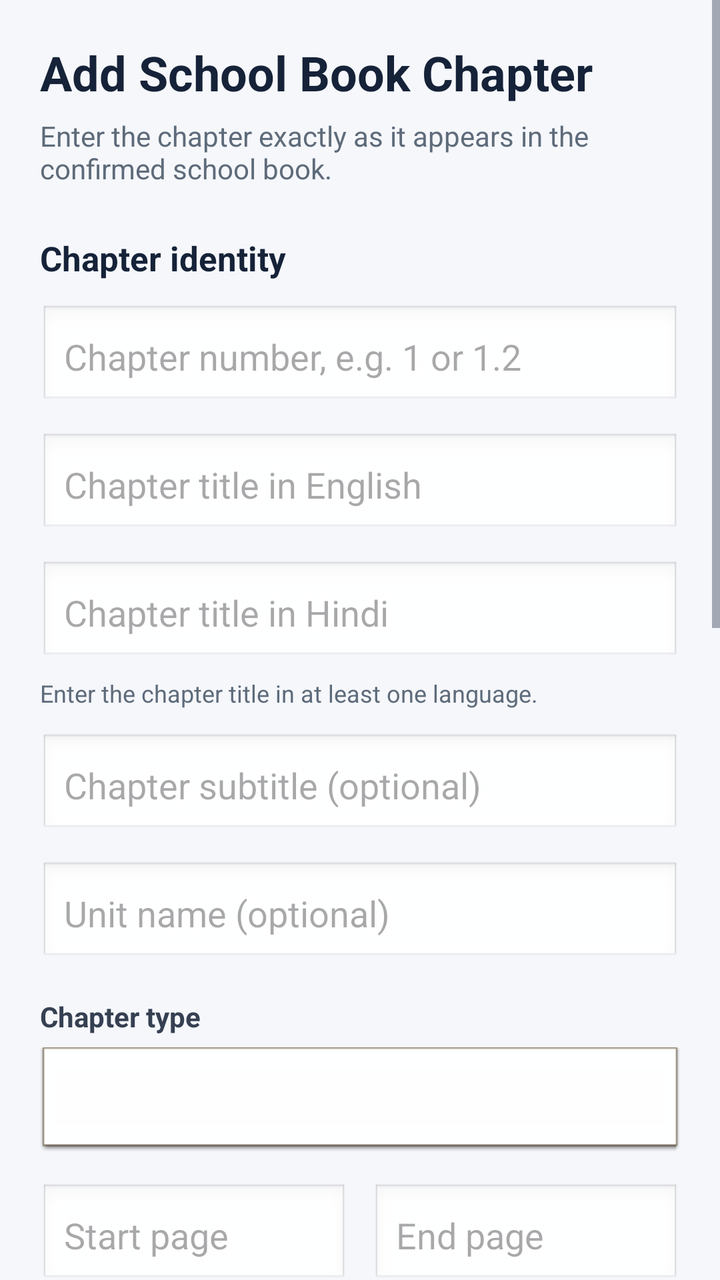
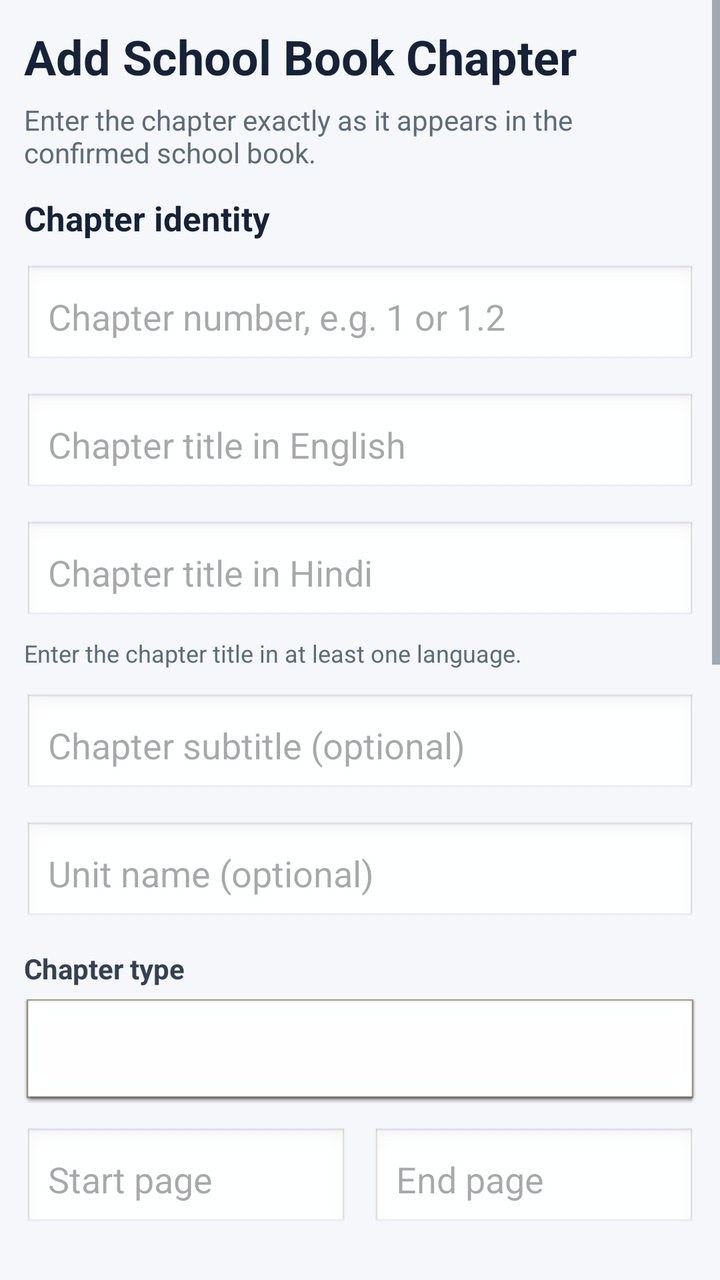

The first picture is an Android layout as it rendered before a commit; the second is the same layout after the commit. The layout source and the unified diff follow.
<!-- AndroidManifest.xml: application theme Theme.StudySaathi -->
<!-- res/layout/activity_manual_school_book_chapter.xml -->
<?xml version="1.0" encoding="utf-8"?>
<ScrollView xmlns:android="http://schemas.android.com/apk/res/android"
    android:id="@+id/chapterFormScrollView"
    android:layout_width="match_parent"
    android:layout_height="match_parent"
    android:background="#F5F7FB"
    android:fillViewport="true">

    <LinearLayout
        android:layout_width="match_parent"
        android:layout_height="wrap_content"
        android:orientation="vertical"
        android:paddingStart="20dp"
        android:paddingTop="20dp"
        android:paddingEnd="20dp"
        android:paddingBottom="32dp">

        <TextView
            android:id="@+id/chapterFormTitleTextView"
            android:layout_width="match_parent"
            android:layout_height="wrap_content"
            android:text="Add School Book Chapter"
            android:textColor="#152238"
            android:textSize="24sp"
            android:textStyle="bold" />

        <TextView
            android:id="@+id/chapterFormSubtitleTextView"
            android:layout_width="match_parent"
            android:layout_height="wrap_content"
            android:layout_marginTop="6dp"
            android:text="Enter the chapter exactly as it appears in the confirmed school book."
            android:textColor="#5E6B7A"
            android:textSize="14sp" />

        <ProgressBar
            android:id="@+id/chapterSaveProgressBar"
            style="?android:attr/progressBarStyle"
            android:layout_width="32dp"
            android:layout_height="32dp"
            android:layout_gravity="center_horizontal"
            android:layout_marginTop="16dp"
            android:visibility="gone" />

        <TextView
            android:layout_width="match_parent"
            android:layout_height="wrap_content"
            android:layout_marginTop="24dp"
            android:text="Chapter identity"
            android:textColor="#152238"
            android:textSize="17sp"
            android:textStyle="bold" />

        <EditText
            android:id="@+id/chapterNumberEditText"
            android:layout_width="match_parent"
            android:layout_height="wrap_content"
            android:layout_marginTop="12dp"
            android:background="@android:drawable/edit_text"
            android:hint="Chapter number, e.g. 1 or 1.2"
            android:inputType="text"
            android:maxLength="40"
            android:minHeight="52dp"
            android:padding="12dp"
            android:singleLine="true" />

        <EditText
            android:id="@+id/chapterTitleEnglishEditText"
            android:layout_width="match_parent"
            android:layout_height="wrap_content"
            android:layout_marginTop="12dp"
            android:background="@android:drawable/edit_text"
            android:hint="Chapter title in English"
            android:inputType="textCapSentences"
            android:maxLength="200"
            android:minHeight="52dp"
            android:padding="12dp"
            android:singleLine="true" />

        <EditText
            android:id="@+id/chapterTitleHindiEditText"
            android:layout_width="match_parent"
            android:layout_height="wrap_content"
            android:layout_marginTop="12dp"
            android:background="@android:drawable/edit_text"
            android:hint="Chapter title in Hindi"
            android:inputType="textCapSentences"
            android:maxLength="200"
            android:minHeight="52dp"
            android:padding="12dp"
            android:singleLine="true" />

        <TextView
            android:id="@+id/chapterTitleRequirementTextView"
            android:layout_width="match_parent"
            android:layout_height="wrap_content"
            android:layout_marginTop="6dp"
            android:text="Enter the chapter title in at least one language."
            android:textColor="#5E6B7A"
            android:textSize="12sp" />

        <EditText
            android:id="@+id/chapterSubtitleEditText"
            android:layout_width="match_parent"
            android:layout_height="wrap_content"
            android:layout_marginTop="12dp"
            android:background="@android:drawable/edit_text"
            android:hint="Chapter subtitle (optional)"
            android:inputType="textCapSentences"
            android:maxLength="250"
            android:minHeight="52dp"
            android:padding="12dp"
            android:singleLine="true" />

        <EditText
            android:id="@+id/unitNameEditText"
            android:layout_width="match_parent"
            android:layout_height="wrap_content"
            android:layout_marginTop="12dp"
            android:background="@android:drawable/edit_text"
            android:hint="Unit name (optional)"
            android:inputType="textCapSentences"
            android:maxLength="150"
            android:minHeight="52dp"
            android:padding="12dp"
            android:singleLine="true" />

        <TextView
            android:id="@+id/chapterTypeLabelTextView"
            android:layout_width="match_parent"
            android:layout_height="wrap_content"
            android:layout_marginTop="16dp"
            android:text="Chapter type"
            android:textColor="#354052"
            android:textSize="14sp"
            android:textStyle="bold" />

        <Spinner
            android:id="@+id/chapterTypeSpinner"
            android:layout_width="match_parent"
            android:layout_height="52dp"
            android:layout_marginTop="6dp"
            android:background="@android:drawable/editbox_dropdown_light_frame"
            android:paddingStart="12dp"
            android:paddingEnd="12dp"
            android:spinnerMode="dropdown" />

        <LinearLayout
            android:layout_width="match_parent"
            android:layout_height="wrap_content"
            android:layout_marginTop="16dp"
            android:orientation="horizontal">

            <EditText
                android:id="@+id/startPageNumberEditText"
                android:layout_width="0dp"
                android:layout_height="wrap_content"
                android:layout_weight="1"
                android:background="@android:drawable/edit_text"
                android:digits="0123456789"
                android:hint="Start page"
                android:inputType="number"
                android:maxLength="6"
                android:minHeight="52dp"
                android:padding="12dp"
                android:singleLine="true" />

            <Space
                android:layout_width="12dp"
                android:layout_height="1dp" />

            <EditText
                android:id="@+id/endPageNumberEditText"
                android:layout_width="0dp"
                android:layout_height="wrap_content"
                android:layout_weight="1"
                android:background="@android:drawable/edit_text"
                android:digits="0123456789"
                android:hint="End page"
                android:inputType="number"
                android:maxLength="6"
                android:minHeight="52dp"
                android:padding="12dp"
                android:singleLine="true" />

        </LinearLayout>

        <CheckBox
            android:id="@+id/optionalChapterCheckBox"
            android:layout_width="match_parent"
            android:layout_height="wrap_content"
            android:layout_marginTop="14dp"
            android:text="This is an optional chapter"
            android:textColor="#354052"
            android:textSize="14sp" />

        <CheckBox
            android:id="@+id/revisionChapterCheckBox"
            android:layout_width="match_parent"
            android:layout_height="wrap_content"
            android:text="This is a revision chapter"
            android:textColor="#354052"
            android:textSize="14sp" />

        <TextView
            android:layout_width="match_parent"
            android:layout_height="wrap_content"
            android:layout_marginTop="24dp"
            android:text="Learning information"
            android:textColor="#152238"
            android:textSize="17sp"
            android:textStyle="bold" />

        <EditText
            android:id="@+id/chapterDescriptionEditText"
            android:layout_width="match_parent"
            android:layout_height="120dp"
            android:layout_marginTop="12dp"
            android:background="@android:drawable/edit_text"
            android:gravity="top|start"
            android:hint="Chapter description (optional)"
            android:inputType="textCapSentences|textMultiLine"
            android:maxLength="3000"
            android:padding="12dp"
            android:scrollbars="vertical" />

        <EditText
            android:id="@+id/learningObjectivesEditText"
            android:layout_width="match_parent"
            android:layout_height="120dp"
            android:layout_marginTop="12dp"
            android:background="@android:drawable/edit_text"
            android:gravity="top|start"
            android:hint="Learning objectives, one per line (optional)"
            android:inputType="textCapSentences|textMultiLine"
            android:maxLength="3000"
            android:padding="12dp"
            android:scrollbars="vertical" />

        <EditText
            android:id="@+id/importantTopicsEditText"
            android:layout_width="match_parent"
            android:layout_height="120dp"
            android:layout_marginTop="12dp"
            android:background="@android:drawable/edit_text"
            android:gravity="top|start"
            android:hint="Important topics, one per line (optional)"
            android:inputType="textCapSentences|textMultiLine"
            android:maxLength="3000"
            android:padding="12dp"
            android:scrollbars="vertical" />

        <TextView
            android:id="@+id/chapterFormErrorTextView"
            android:layout_width="match_parent"
            android:layout_height="wrap_content"
            android:layout_marginTop="16dp"
            android:background="#FFF1F0"
            android:padding="12dp"
            android:textColor="#B42318"
            android:textSize="14sp"
            android:visibility="gone" />

        <LinearLayout
            android:layout_width="match_parent"
            android:layout_height="wrap_content"
            android:layout_marginTop="24dp"
            android:orientation="horizontal">

            <Button
                android:id="@+id/cancelChapterButton"
                android:layout_width="0dp"
                android:layout_height="52dp"
                android:layout_weight="1"
                android:text="Cancel"
                android:textAllCaps="false" />

            <Space
                android:layout_width="12dp"
                android:layout_height="1dp" />

            <Button
                android:id="@+id/saveChapterButton"
                android:layout_width="0dp"
                android:layout_height="52dp"
                android:layout_weight="1"
                android:text="Save Chapter"
                android:textAllCaps="false" />

        </LinearLayout>

    </LinearLayout>

</ScrollView>
<!-- resources referenced by this layout -->
<resources>
  <style name="Theme.StudySaathi" parent="Theme.Material3.DayNight.NoActionBar">
  
          
          <item name="colorPrimary">@color/ss_primary</item>
          <item name="colorOnPrimary">@color/ss_on_primary</item>
          <item name="colorPrimaryContainer">@color/ss_blue_soft</item>
          <item name="colorOnPrimaryContainer">@color/ss_primary_dark</item>
  
          <item name="colorSecondary">@color/ss_secondary</item>
          <item name="colorOnSecondary">@color/ss_on_secondary</item>
          <item name="colorSecondaryContainer">@color/ss_teal_soft</item>
          <item name="colorOnSecondaryContainer">@color/ss_secondary</item>
  
          <item name="colorTertiary">@color/ss_tertiary</item>
          <item name="colorOnTertiary">@color/ss_on_tertiary</item>
          <item name="colorTertiaryContainer">@color/ss_yellow_soft</item>
          <item name="colorOnTertiaryContainer">@color/ss_tertiary</item>
  
          
          <item name="android:colorBackground">@color/ss_background</item>
          <item name="colorSurface">@color/ss_surface</item>
          <item name="colorSurfaceVariant">@color/ss_surface_soft</item>
          <item name="colorOnSurface">@color/ss_text_primary</item>
          <item name="colorOnSurfaceVariant">@color/ss_text_secondary</item>
  
          
          <item name="colorOutline">@color/ss_outline</item>
          <item name="colorError">@color/ss_error</item>
          <item name="colorOnError">@color/white</item>
          <item name="colorErrorContainer">@color/ss_red_soft</item>
          <item name="colorOnErrorContainer">@color/ss_error</item>
  
          
          <item name="android:windowBackground">@drawable/bg_app_soft_mix</item>
          <item name="android:statusBarColor">@color/ss_background</item>
          <item name="android:navigationBarColor">@color/ss_background</item>
  
          <item name="android:windowLightStatusBar">true</item>
          <item name="android:windowLightNavigationBar">true</item>
          <item name="android:forceDarkAllowed">false</item>
  
          <item name="android:windowNoTitle">true</item>
          <item name="windowActionModeOverlay">true</item>
  
          
          <item name="android:colorAccent">@color/ss_primary</item>
          <item name="colorControlActivated">@color/ss_primary</item>
          <item name="colorControlNormal">@color/ss_text_secondary</item>
  
      </style>
  <color name="ss_primary">#2457C5</color>
  <color name="ss_on_primary">#FFFFFF</color>
  <color name="ss_blue_soft">#EAF2FF</color>
  <color name="ss_primary_dark">#173F99</color>
  <color name="ss_secondary">#087F8C</color>
  <color name="ss_on_secondary">#FFFFFF</color>
  <color name="ss_teal_soft">#EAF8F8</color>
  <color name="ss_tertiary">#8A5A00</color>
  <color name="ss_on_tertiary">#FFFFFF</color>
  <color name="ss_yellow_soft">#FFF8E8</color>
  <color name="ss_background">#F7F9FC</color>
  <color name="ss_surface">#FFFFFF</color>
  <color name="ss_surface_soft">#F0F4FA</color>
  <color name="ss_text_primary">#182230</color>
  <color name="ss_text_secondary">#566273</color>
  <color name="ss_outline">#D6DEE9</color>
  <color name="ss_error">#BA1A1A</color>
  <color name="white">#FFFFFFFF</color>
  <color name="ss_red_soft">#FFF0F0</color>
  <!-- drawable bg_app_soft_mix (drawable) -->
  <?xml version="1.0" encoding="utf-8"?>
  <shape xmlns:android="http://schemas.android.com/apk/res/android"
      android:shape="rectangle">
  
      <gradient
          android:angle="270"
          android:centerColor="#F2FBF3"
          android:endColor="#EEF7FF"
          android:startColor="#FFF2F2"
          android:type="linear" />
  
  </shape>
</resources>

<!-- the commit's change to res/layout/activity_manual_school_book_chapter.xml (unified diff, before → after) -->
@@ -10,10 +10,10 @@
         android:layout_width="match_parent"
         android:layout_height="wrap_content"
         android:orientation="vertical"
-        android:paddingStart="20dp"
-        android:paddingTop="20dp"
-        android:paddingEnd="20dp"
-        android:paddingBottom="32dp">
+        android:paddingStart="12dp"
+        android:paddingTop="12dp"
+        android:paddingEnd="12dp"
+        android:paddingBottom="12dp">
 
         <TextView
             android:id="@+id/chapterFormTitleTextView"
@@ -39,13 +39,13 @@
             android:layout_width="32dp"
             android:layout_height="32dp"
             android:layout_gravity="center_horizontal"
-            android:layout_marginTop="16dp"
+            android:layout_marginTop="12dp"
             android:visibility="gone" />
 
         <TextView
             android:layout_width="match_parent"
             android:layout_height="wrap_content"
-            android:layout_marginTop="24dp"
+            android:layout_marginTop="12dp"
             android:text="Chapter identity"
             android:textColor="#152238"
             android:textSize="17sp"
@@ -129,7 +129,7 @@
             android:id="@+id/chapterTypeLabelTextView"
             android:layout_width="match_parent"
             android:layout_height="wrap_content"
-            android:layout_marginTop="16dp"
+            android:layout_marginTop="12dp"
             android:text="Chapter type"
             android:textColor="#354052"
             android:textSize="14sp"
@@ -148,7 +148,7 @@
         <LinearLayout
             android:layout_width="match_parent"
             android:layout_height="wrap_content"
-            android:layout_marginTop="16dp"
+            android:layout_marginTop="12dp"
             android:orientation="horizontal">
 
             <EditText
@@ -205,7 +205,7 @@
         <TextView
             android:layout_width="match_parent"
             android:layout_height="wrap_content"
-            android:layout_marginTop="24dp"
+            android:layout_marginTop="12dp"
             android:text="Learning information"
             android:textColor="#152238"
             android:textSize="17sp"
@@ -254,7 +254,7 @@
             android:id="@+id/chapterFormErrorTextView"
             android:layout_width="match_parent"
             android:layout_height="wrap_content"
-            android:layout_marginTop="16dp"
+            android:layout_marginTop="12dp"
             android:background="#FFF1F0"
             android:padding="12dp"
             android:textColor="#B42318"
@@ -264,7 +264,7 @@
         <LinearLayout
             android:layout_width="match_parent"
             android:layout_height="wrap_content"
-            android:layout_marginTop="24dp"
+            android:layout_marginTop="12dp"
             android:orientation="horizontal">
 
             <Button
